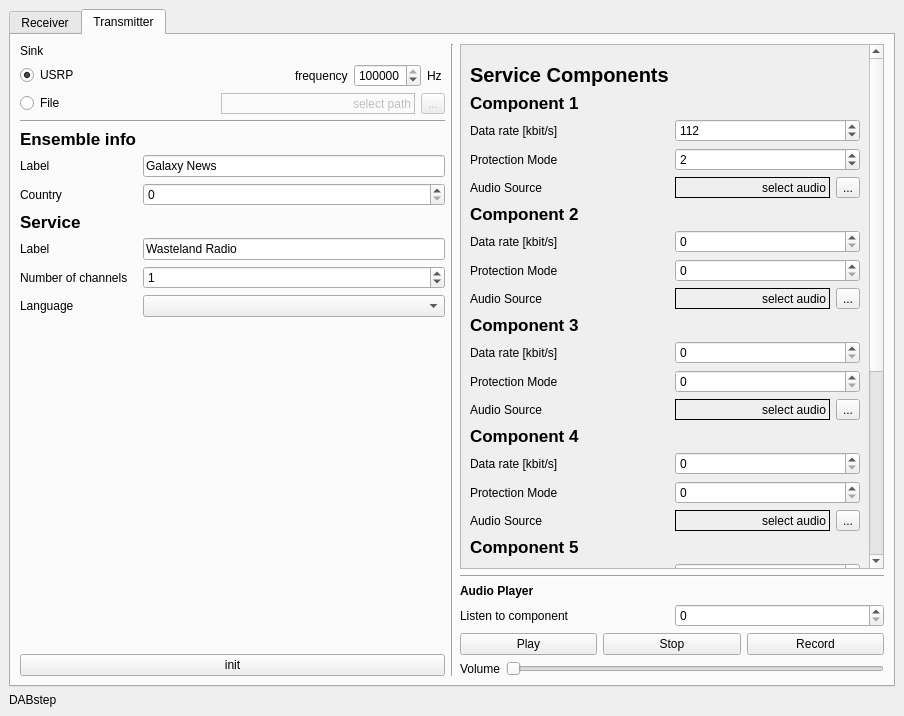
Qt form python/GUI/user_frontend.ui (rubund/gr-dab) before a commit.
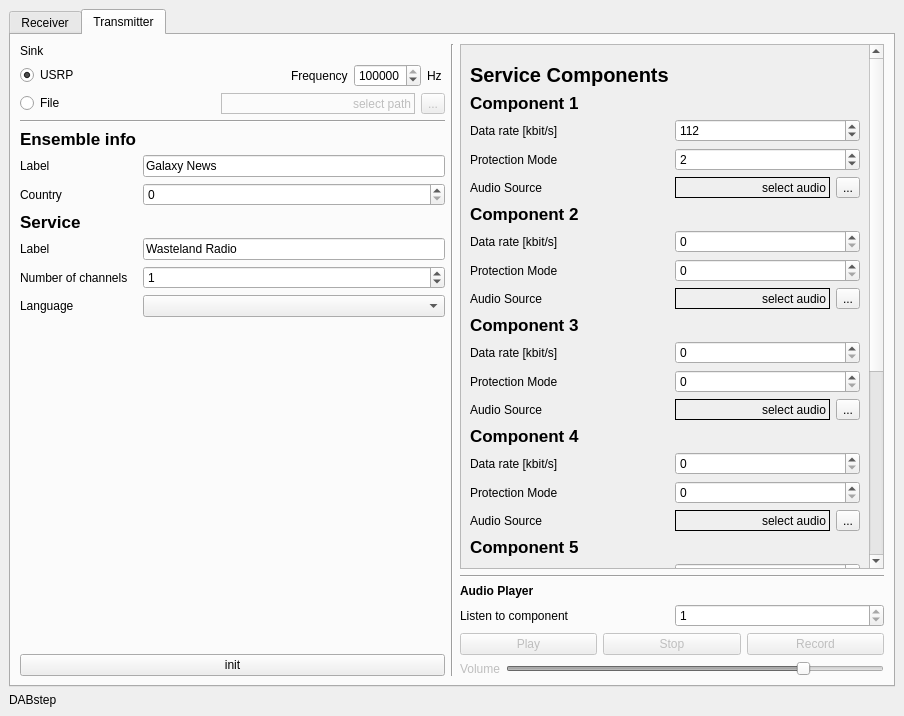
The same form after that commit. The open tabs and pages were chosen to show the change.

Commit message: GUI: tx bug fix and programme type lookup table

The edit to the form file:
```diff
--- a/python/GUI/user_frontend.ui
+++ b/python/GUI/user_frontend.ui
@@ -374,7 +374,7 @@
               <item>
                <widget class="QLabel" name="t_label_frequency">
                 <property name="text">
-                 <string>frequency</string>
+                 <string>Frequency</string>
                 </property>
                </widget>
               </item>
@@ -1267,7 +1267,17 @@
                </widget>
               </item>
               <item>
-               <widget class="QSpinBox" name="spinBox"/>
+               <widget class="QSpinBox" name="t_spin_listen_to_component">
+                <property name="minimum">
+                 <number>1</number>
+                </property>
+                <property name="maximum">
+                 <number>1</number>
+                </property>
+                <property name="value">
+                 <number>1</number>
+                </property>
+               </widget>
               </item>
              </layout>
             </item>
@@ -1275,6 +1285,9 @@
              <layout class="QHBoxLayout" name="horizontalLayout_11">
               <item>
                <widget class="QPushButton" name="t_btn_play">
+                <property name="enabled">
+                 <bool>false</bool>
+                </property>
                 <property name="text">
                  <string>Play</string>
                 </property>
@@ -1282,6 +1295,9 @@
               </item>
               <item>
                <widget class="QPushButton" name="t_btn_stop">
+                <property name="enabled">
+                 <bool>false</bool>
+                </property>
                 <property name="text">
                  <string>Stop</string>
                 </property>
@@ -1289,6 +1305,9 @@
               </item>
               <item>
                <widget class="QPushButton" name="t_btn_record">
+                <property name="enabled">
+                 <bool>false</bool>
+                </property>
                 <property name="text">
                  <string>Record</string>
                 </property>
@@ -1300,6 +1319,9 @@
              <layout class="QHBoxLayout" name="horizontalLayout_12">
               <item>
                <widget class="QLabel" name="label_19">
+                <property name="enabled">
+                 <bool>false</bool>
+                </property>
                 <property name="text">
                  <string>Volume</string>
                 </property>
@@ -1307,6 +1329,15 @@
               </item>
               <item>
                <widget class="QSlider" name="t_slider_volume">
+                <property name="enabled">
+                 <bool>false</bool>
+                </property>
+                <property name="maximum">
+                 <number>100</number>
+                </property>
+                <property name="value">
+                 <number>80</number>
+                </property>
                 <property name="orientation">
                  <enum>Qt::Horizontal</enum>
                 </property>
```
Left out of the diff: 4 changed lines with no effect on the pictures. The commit also changes 7 other files.
